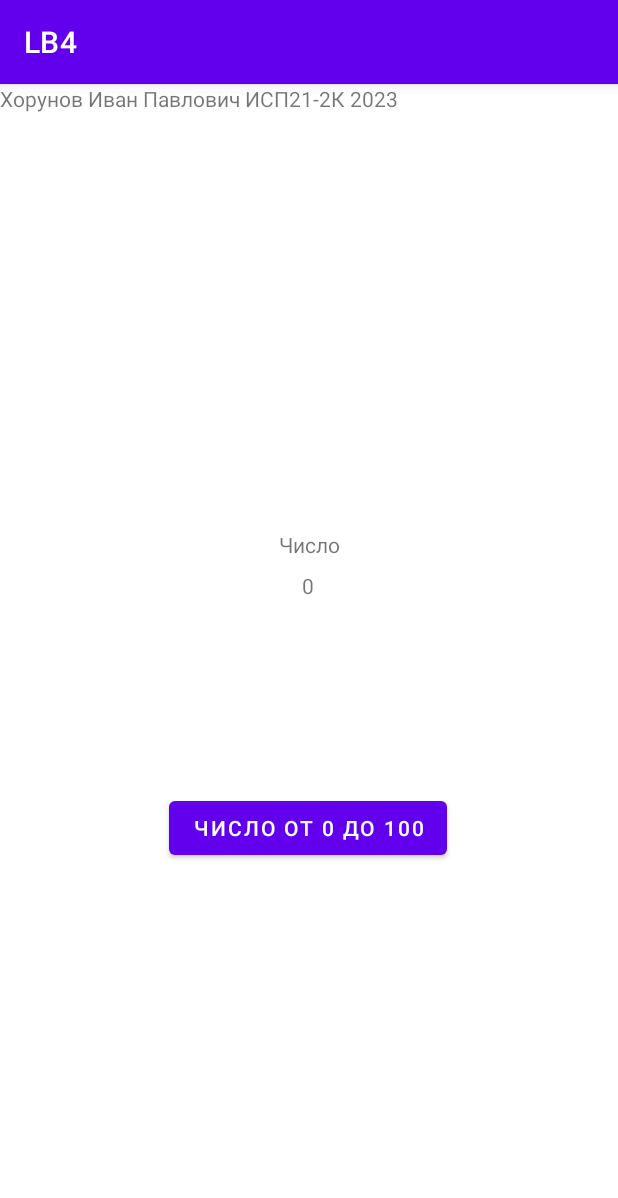
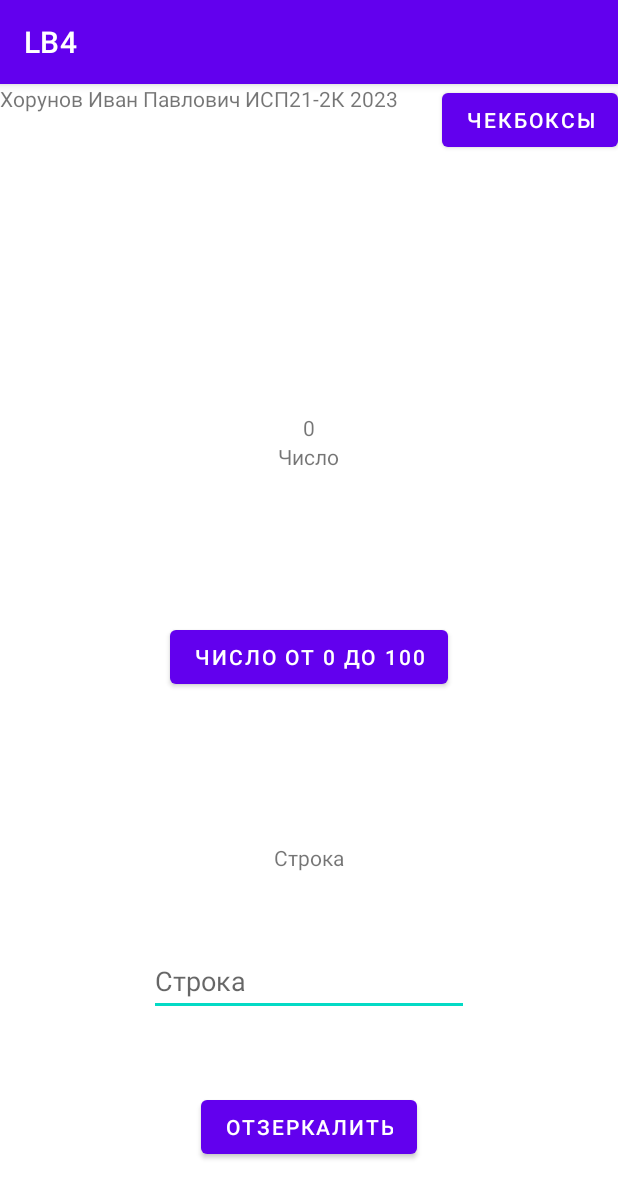
Before and after one commit to 4amer/Laboratory-Work-4, an Android app: the screen it shows after launch (MainActivity), on a phone screen of 412 x 824 dp. Shown: the top 1198 px of the screen. Run offline under Robolectric (Android 15) with nearby library versions, the phone set to English and light mode, and no system bars.

Commit message:
everthing was done

```diff
--- a/src/main/AndroidManifest.xml
+++ b/src/main/AndroidManifest.xml
@@ -12,6 +12,12 @@
         android:theme="@style/Theme.LB4"
         tools:targetApi="31">
         <activity
+            android:name=".Order"
+            android:exported="false" />
+        <activity
+            android:name=".checkBoxes"
+            android:exported="false" />
+        <activity
             android:name=".MainActivity"
             android:exported="true">
             <intent-filter>
--- a/src/main/java/com/example/lb4/MainActivity.java
+++ b/src/main/java/com/example/lb4/MainActivity.java
@@ -3,10 +3,16 @@ package com.example.lb4;
 import androidx.appcompat.app.AppCompatActivity;
 
 import android.annotation.SuppressLint;
+import android.content.Intent;
 import android.os.Bundle;
 import android.view.View;
+import android.widget.Button;
+import android.widget.EditText;
 import android.widget.TextView;
+import android.widget.Toast;
 
+import java.util.concurrent.ThreadLocalRandom;
+import java.lang.StringBuilder;
 import java.util.Random;
 
 public class MainActivity extends AppCompatActivity {
@@ -14,16 +20,49 @@ public class MainActivity extends AppCompatActivity {
     int RandomNumText;
     TextView num;
 
+
+    TextView reverceStr;
+    EditText editReverce;
+
+    boolean isRecording = false;
+    Button recordBtn;
+
     @Override
     protected void onCreate(Bundle savedInstanceState) {
         super.onCreate(savedInstanceState);
         setContentView(R.layout.activity_main);
 
         num = findViewById(R.id.numText);
+
+        reverceStr = findViewById(R.id.reverceResult);
+        editReverce = findViewById(R.id.inputReverceSting);
+
+        recordBtn = findViewById(R.id.recordBtn);
     }
 
     public void RandomNum(View v){
-        RandomNumText = new Random(0, 101);
+        RandomNumText = ThreadLocalRandom.current().nextInt(0, 101);
+        num.setText(String.valueOf(RandomNumText));
+    }
 
+    public void reverceString(View v){
+        reverceStr.setText(new StringBuilder(editReverce.getText()).reverse().toString());
+    }
+
+    public void recording(View v){
+        isRecording = !isRecording;
+        if(isRecording == true){
+            recordBtn.setText("Стоп");
+            Toast.makeText(this, "Запись пошла…", Toast.LENGTH_LONG).show();
+        }
+        else{
+            recordBtn.setText("Старт");
+            Toast.makeText(this, "Запись остановлена…", Toast.LENGTH_LONG).show();
+        }
+    }
+
+    public void goNext(View v){
+        Intent intent = new Intent(this, checkBoxes.class);
+        startActivity(intent);
     }
 }
--- a/src/main/res/layout/activity_main.xml
+++ b/src/main/res/layout/activity_main.xml
@@ -8,43 +8,101 @@
     tools:layout_editor_absoluteX="0dp"
     tools:layout_editor_absoluteY="2dp">
 
+    <Button
+        android:id="@+id/button4"
+        android:layout_width="wrap_content"
+        android:layout_height="wrap_content"
+        android:text="Чекбоксы"
+        android:onClick="goNext"
+        app:layout_constraintEnd_toEndOf="parent"
+        app:layout_constraintTop_toTopOf="parent" />
+
+    <ScrollView
+        android:layout_width="match_parent"
+        android:layout_height="match_parent">
+
+        <LinearLayout
+            android:layout_width="match_parent"
+            android:layout_height="match_parent"
+            android:orientation="vertical">
+
             <TextView
                 android:id="@+id/textView4"
                 android:layout_width="wrap_content"
                 android:layout_height="wrap_content"
-        android:text="Хорунов Иван Павлович ИСП21-2К 2023"
-        app:layout_constraintStart_toStartOf="parent"
-        app:layout_constraintTop_toTopOf="parent" />
+                android:layout_margin="0px"
+                android:layout_marginLeft="0px"
+                android:layout_marginTop="0px"
+                android:layout_marginEnd="0px"
+                android:text="Хорунов Иван Павлович ИСП21-2К 2023" />
+
+            <TextView
+                android:id="@+id/numText"
+                android:layout_width="wrap_content"
+                android:layout_height="wrap_content"
+                android:layout_gravity="center_horizontal"
+                android:layout_marginTop="200dp"
+                android:text="0" />
+
+            <TextView
+                android:id="@+id/textView5"
+                android:layout_width="wrap_content"
+                android:layout_height="wrap_content"
+                android:layout_gravity="center_horizontal"
+                android:layout_marginBottom="100dp"
+                android:text="Число" />
 
             <Button
                 android:id="@+id/button"
                 android:layout_width="wrap_content"
                 android:layout_height="wrap_content"
+                android:layout_gravity="center_horizontal"
+                android:layout_margin="0px"
+                android:layout_marginLeft="0px"
+                android:layout_marginTop="0px"
+                android:layout_marginEnd="0px"
                 android:layout_marginBottom="248dp"
-        android:text="Число от 0 до 100"
-        app:layout_constraintBottom_toBottomOf="parent"
-        app:layout_constraintEnd_toEndOf="parent"
-        app:layout_constraintHorizontal_bias="0.498"
-        app:layout_constraintStart_toStartOf="parent" />
+                android:onClick="RandomNum"
+                android:text="Число от 0 до 100" />
 
             <TextView
-        android:id="@+id/textView5"
+                android:id="@+id/reverceResult"
                 android:layout_width="wrap_content"
                 android:layout_height="wrap_content"
-        android:layout_marginBottom="8dp"
-        android:text="Число"
-        app:layout_constraintBottom_toTopOf="@+id/numText"
-        app:layout_constraintEnd_toEndOf="parent"
-        app:layout_constraintStart_toStartOf="parent" />
+                android:layout_gravity="center_horizontal"
+                android:layout_marginTop="100dp"
+                android:text="Строка" />
 
-    <TextView
-        android:id="@+id/numText"
+            <EditText
+                android:id="@+id/inputReverceSting"
+                android:layout_width="wrap_content"
+                android:layout_height="46dp"
+                android:layout_gravity="center_horizontal"
+                android:layout_marginTop="50dp"
+                android:ems="10"
+                android:hint="Строка"
+                android:inputType="textPersonName" />
+
+            <Button
+                android:id="@+id/button3"
                 android:layout_width="wrap_content"
                 android:layout_height="wrap_content"
-        android:layout_marginBottom="128dp"
-        android:text="0"
-        app:layout_constraintBottom_toTopOf="@+id/button"
-        app:layout_constraintEnd_toEndOf="parent"
-        app:layout_constraintHorizontal_bias="0.498"
-        app:layout_constraintStart_toStartOf="parent" />
+                android:layout_gravity="center_horizontal"
+                android:layout_marginTop="50dp"
+                android:onClick="reverceString"
+                android:text="Отзеркалить" />
+
+            <Button
+                android:id="@+id/recordBtn"
+                android:onClick="recording"
+                android:layout_width="wrap_content"
+                android:layout_height="wrap_content"
+                android:layout_gravity="center_horizontal"
+                android:layout_marginTop="100dp"
+                android:layout_marginBottom="100dp"
+                android:text="Старт" />
+
+        </LinearLayout>
+    </ScrollView>
+
 </androidx.constraintlayout.widget.ConstraintLayout>
--- a/src/main/res/values/colors.xml
+++ b/src/main/res/values/colors.xml
@@ -7,4 +7,7 @@
     <color name="teal_700">#FF018786</color>
     <color name="black">#FF000000</color>
     <color name="white">#FFFFFFFF</color>
+    <color name="red1">#FFFF0000</color>
+    <color name="yellow1">#FFFFFF00</color>
+    <color name="blue1">#FF0000FF</color>
 </resources>
--- a/src/main/res/values/strings.xml
+++ b/src/main/res/values/strings.xml
@@ -1,3 +1,8 @@
 <resources>
     <string name="app_name">LB4</string>
+    <string-array name="colors">
+        <item>Красный</item>
+        <item>Жёлтый</item>
+        <item>Синий</item>
+    </string-array>
 </resources>
```
Also changed, not shown: src/main/java/com/example/lb4/Order.java (added, +27 -0 lines), src/main/java/com/example/lb4/checkBoxes.java (added, +132 -0 lines), src/main/res/layout/activity_check_boxes.xml (added, +211 -0 lines), src/main/res/layout/activity_order.xml (added, +27 -0 lines). Lines whose indentation alone changed are shown as unchanged.
